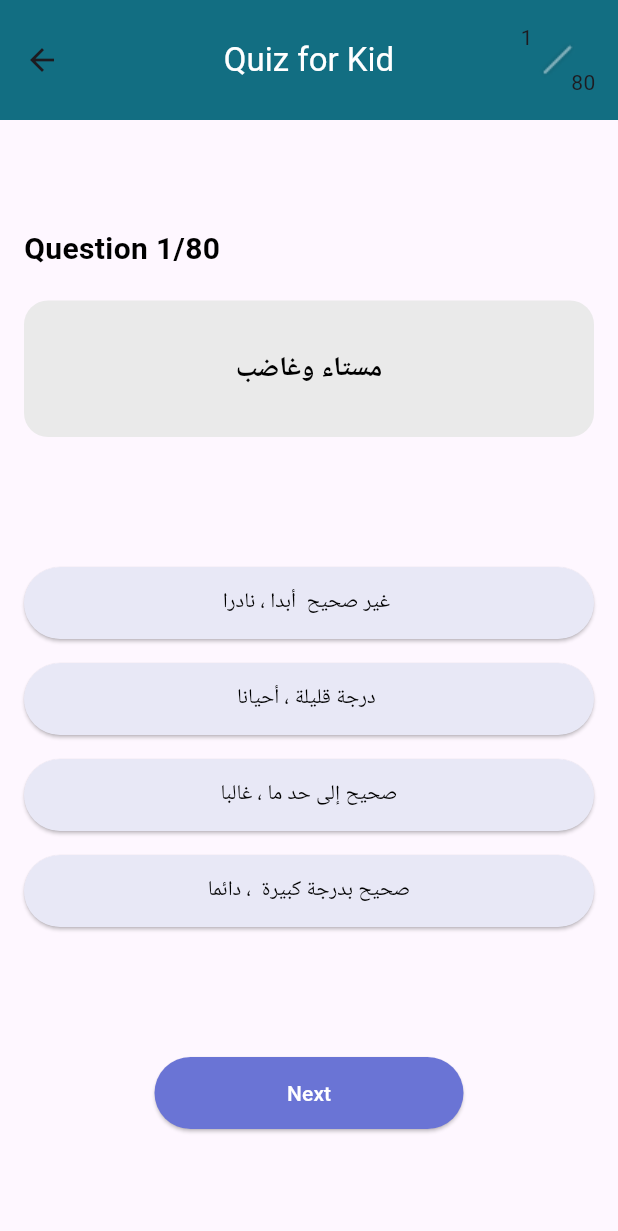
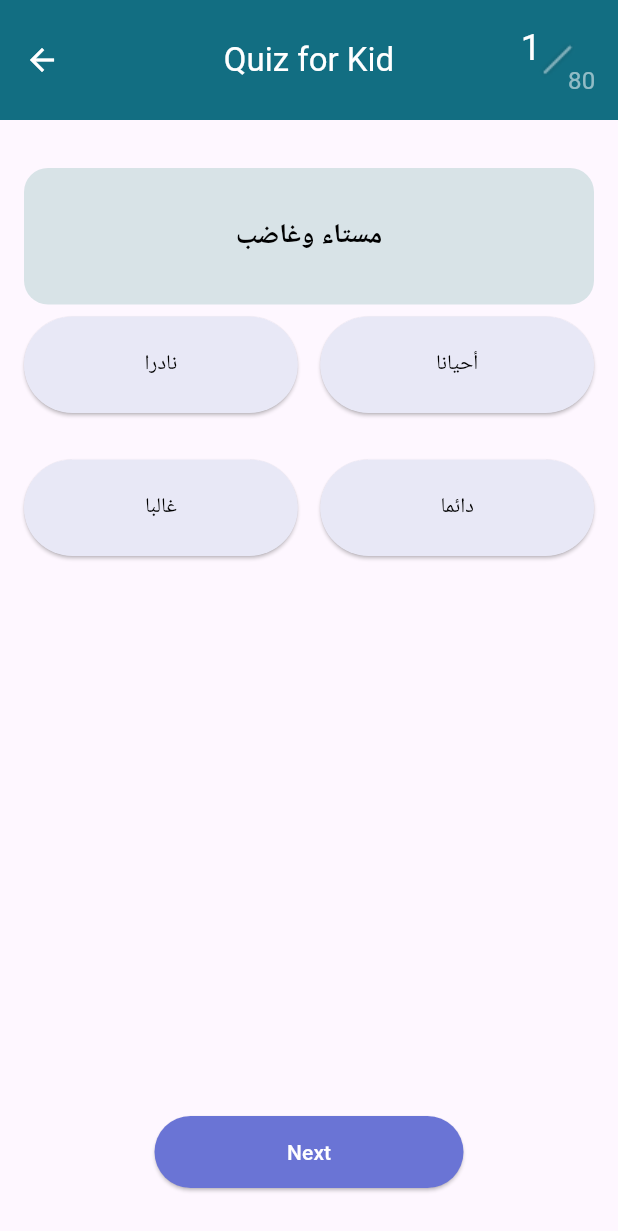
Before and after one commit to Al-Dos024/Neuro-Rush, a Flutter app: the screen it shows after launch, after a tap on the "add" icon, after a tap on "Go to quiz phase", on a phone screen of 412 x 824 dp. Shown: the top 1231 px of the screen. Run offline on Flutter 3.47's test engine with Material 3 defaults, Android fonts, the phone set to English and light mode, and no system bars; our stand-ins replace font_awesome_flutter, google_fonts, smooth_page_indicator.

Commit message:
started the refactor code on gender reveal and quiz screen

```diff
--- a/lib/features/quiz for kid/data/model/kid_question.dart
+++ b/lib/features/quiz for kid/data/model/kid_question.dart
@@ -8,10 +8,10 @@ List<Question> questionsForChild() {
   list.add(Question(
     "مستاء وغاضب",
     [
-      Answer("غير صحيح  أبدا ، نادرا ", 0),
-      Answer("درجة قليلة ، أحيانا ", 1),
-      Answer("صحيح إلى حد ما ، غالبا", 2),
-      Answer("صحيح بدرجة كبيرة  ، دائما", 3),
+      Answer("نادرا", 0),
+      Answer("أحيانا", 1),
+      Answer("غالبا", 2),
+      Answer("دائما", 3),
     ],
   ));
 
--- a/lib/features/quiz for kid/presentation/screens/def_the_kid.dart
+++ b/lib/features/quiz for kid/presentation/screens/def_the_kid.dart
@@ -1,8 +1,10 @@
 import 'package:adhd/constants.dart';
+import 'package:adhd/features/quiz%20for%20kid/presentation/widgets/Icon_with_lable_button.dart';
+import 'package:adhd/features/quiz%20for%20kid/presentation/widgets/details_text_14.dart';
+import 'package:adhd/features/quiz%20for%20kid/presentation/widgets/subtitle_18.dart';
+import 'package:adhd/features/quiz%20for%20kid/presentation/widgets/title_gender_22.dart';
 import 'package:flutter/material.dart';
 import 'package:google_fonts/google_fonts.dart';
-
-import 'kid.dart';
 
 class DefineTheKid extends StatefulWidget {
   const DefineTheKid({super.key});
@@ -23,44 +25,10 @@ class _DefineTheKidState extends State<DefineTheKid> {
         child: Column(
           mainAxisAlignment: MainAxisAlignment.center,
           children: [
-            Align(
-              alignment: Alignment.bottomLeft,
-              child: Text(
-                'Please fill the information ',
-                style: GoogleFonts.kodchasan(
-                  fontSize: 22,
-                  color: kBluecolor_1,
-                  fontWeight: FontWeight.bold,
-                ),
-              ),
-            ),
-            Align(
-              alignment: Alignment.bottomLeft,
-              child: Text(
-                'this will help us increase the accuracy of the result',
-                style: GoogleFonts.kodchasan(
-                  fontSize: 14,
-                  color: kGraycolor_1,
-                ),
-              ),
-            ),
-            const SizedBox(
-              height: 20,
-            ),
-            Align(
-              alignment: Alignment.bottomLeft,
-              child: Text(
-                'Choose your kid gender :',
-                style: GoogleFonts.kodchasan(
-                  fontSize: 16,
-                  color: kPrimerycolor,
-                  fontWeight: FontWeight.w500,
-                ),
-              ),
-            ),
-            const SizedBox(
-              height: 10,
-            ),
+            const TitleGender22(text: 'Please fill the information '),
+            const DetailsText14(
+                text: 'this will help us increase the accuracy of the result'),
+            const Subtitle18(text: 'Choose your kid gender :'),
             Row(
               children: [
                 Expanded(
@@ -162,27 +130,10 @@ class _DefineTheKidState extends State<DefineTheKid> {
 
             ////////////////////////////////////////////////////////////
 
-            const SizedBox(
-              height: 28,
-            ),
-            Align(
-              alignment: Alignment.bottomLeft,
-              child: Text(
-                'Choose your kid age:',
-                style: GoogleFonts.kodchasan(
-                    fontSize: 18,
-                    color: kPrimerycolor,
-                    fontWeight: FontWeight.w500),
-              ),
-            ),
-            const SizedBox(
-              height: 25,
-            ),
+            const Subtitle18(text: 'Choose your kid age:'),
+
             Row(
               children: [
-                const SizedBox(
-                  width: 15,
-                ),
                 Expanded(
                   child: Container(
                     decoration: BoxDecoration(
@@ -192,9 +143,6 @@ class _DefineTheKidState extends State<DefineTheKid> {
                       crossAxisAlignment: CrossAxisAlignment.end,
                       mainAxisAlignment: MainAxisAlignment.center,
                       children: [
-                        const SizedBox(
-                          height: 10,
-                        ),
                         Row(
                           mainAxisAlignment: MainAxisAlignment.center,
                           children: [
@@ -236,7 +184,7 @@ class _DefineTheKidState extends State<DefineTheKid> {
                                       style: GoogleFonts.kodchasan(
                                           fontSize: 32, color: Colors.white),
                                     ),
-                                    ) // inner content
+                                  ),
                                 ),
                               ),
                             ),
@@ -269,12 +217,9 @@ class _DefineTheKidState extends State<DefineTheKid> {
             const SizedBox(
               height: 40,
             ),
-            Align(
-              alignment: Alignment.topRight,
-              child: IconWithLableButton(
+            IconWithLableButton(
               age: age,
               isMale: isMale,
-              ),
             ),
           ],
         ),
@@ -282,42 +227,3 @@ class _DefineTheKidState extends State<DefineTheKid> {
     );
   }
 }
-
-class IconWithLableButton extends StatelessWidget {
-  const IconWithLableButton(
-      {super.key, required this.isMale, required this.age});
-  final bool isMale;
-  final int age;
-  @override
-  Widget build(BuildContext context) {
-    return TextButton.icon(
-      style: TextButton.styleFrom(
-        backgroundColor: kBluecolor_1,
-      ),
-      onPressed: () {
-        Navigator.push(
-          context,
-          MaterialPageRoute(
-            builder: (context) => QuizForKids(
-              isMale: isMale,
-              age: age,
-            ),
-          ),
-        );
-      },
-      label: Text(
-        "Go to quiz phase",
-        style: GoogleFonts.kodchasan(
-          fontSize: 12,
-          color: Colors.white,
-        ),
-      ),
-      iconAlignment: IconAlignment.end,
-      icon: const Icon(
-        Icons.arrow_forward,
-        color: Colors.white,
-        size: 14,
-      ),
-    );
-  }
-}
--- a/lib/features/quiz for kid/presentation/screens/kid.dart
+++ b/lib/features/quiz for kid/presentation/screens/kid.dart
@@ -38,6 +38,17 @@ class _QuizForKidsState extends State<QuizForKids> {
   Widget build(BuildContext context) {
     return Scaffold(
       appBar: AppBar(
+        leading: IconButton(
+          onPressed: () {
+            Navigator.pop(
+              context,
+            );
+          },
+          icon: const Icon(
+            Icons.arrow_back,
+            color: Colors.white,
+          ),
+        ),
         toolbarHeight: 80,
         backgroundColor: kBluecolor_1,
         title: const Text(
@@ -51,7 +62,6 @@ class _QuizForKidsState extends State<QuizForKids> {
               Container(
                   width: 80,
                   height: 80,
-                  padding: const EdgeInsets.all(15.0),
                   alignment: Alignment.center,
                   child: Image.asset('assets/icons/slash.png')),
               Container(
@@ -61,6 +71,10 @@ class _QuizForKidsState extends State<QuizForKids> {
                 alignment: Alignment.topLeft,
                 child: Text(
                   '${currentQuestionIndex + 1}',
+                  style: const TextStyle(
+                    color: Colors.white,
+                    fontSize: 24,
+                  ),
                 ),
               ),
               Container(
@@ -68,9 +82,11 @@ class _QuizForKidsState extends State<QuizForKids> {
                 height: 80,
                 padding: const EdgeInsets.all(15.0),
                 alignment: Alignment.bottomRight,
-                child: Text(
-                  questionList.length.toString(),
-                ),
+                child: Text(questionList.length.toString(),
+                    style: const TextStyle(
+                      color: Colors.white54,
+                      fontSize: 16,
+                    )),
               ),
             ],
           ),
@@ -78,8 +94,7 @@ class _QuizForKidsState extends State<QuizForKids> {
       ),
       body: Container(
         margin: const EdgeInsets.symmetric(horizontal: 16, vertical: 32),
-        child:
-            Column(mainAxisAlignment: MainAxisAlignment.spaceAround, children: [
+        child: Column(mainAxisAlignment: MainAxisAlignment.center, children: [
           _questionWidget(),
           _answerList(),
           _nextButton(),
@@ -93,21 +108,12 @@ class _QuizForKidsState extends State<QuizForKids> {
       crossAxisAlignment: CrossAxisAlignment.start,
       mainAxisAlignment: MainAxisAlignment.center,
       children: [
-        Text(
-          "Question ${currentQuestionIndex + 1}/${questionList.length.toString()}",
-          style: const TextStyle(
-            color: Colors.black,
-            fontSize: 20,
-            fontWeight: FontWeight.w600,
-          ),
-        ),
-        const SizedBox(height: 20),
         Container(
           alignment: Alignment.center,
           width: double.infinity,
           padding: const EdgeInsets.all(32),
           decoration: BoxDecoration(
-            color: const Color.fromARGB(255, 234, 234, 234),
+            color: const Color(0xffD8E3E7),
             borderRadius: BorderRadius.circular(16),
           ),
           child: Center(
@@ -127,13 +133,19 @@ class _QuizForKidsState extends State<QuizForKids> {
   }
 
   _answerList() {
-    return Column(
+    return Expanded(
+      child: GridView.count(
+        childAspectRatio: (1 / .44),
+        crossAxisCount: 2,
+        mainAxisSpacing: 15,
+        crossAxisSpacing: 15,
         children: questionList[currentQuestionIndex]
             .answersList
             .map(
               (e) => _answerButton(e),
             )
             .toList(),
+      ),
     );
   }
 
--- /dev/null
+++ b/lib/features/quiz for kid/presentation/widgets/Icon_with_lable_button.dart
@@ -0,0 +1,46 @@
+import 'package:adhd/constants.dart';
+import 'package:adhd/features/quiz%20for%20kid/presentation/screens/kid.dart';
+import 'package:flutter/material.dart';
+import 'package:google_fonts/google_fonts.dart';
+
+class IconWithLableButton extends StatelessWidget {
+  const IconWithLableButton(
+      {super.key, required this.isMale, required this.age});
+  final bool isMale;
+  final int age;
+  @override
+  Widget build(BuildContext context) {
+    return Align(
+      alignment: Alignment.topRight,
+      child: TextButton.icon(
+        style: TextButton.styleFrom(
+          backgroundColor: kBluecolor_1,
+        ),
+        onPressed: () {
+          Navigator.push(
+            context,
+            MaterialPageRoute(
+              builder: (context) => QuizForKids(
+                isMale: isMale,
+                age: age,
+              ),
+            ),
+          );
+        },
+        label: Text(
+          "Go to quiz phase",
+          style: GoogleFonts.kodchasan(
+            fontSize: 12,
+            color: Colors.white,
+          ),
+        ),
+        iconAlignment: IconAlignment.end,
+        icon: const Icon(
+          Icons.arrow_forward,
+          color: Colors.white,
+          size: 14,
+        ),
+      ),
+    );
+  }
+}
--- /dev/null
+++ b/lib/features/quiz for kid/presentation/widgets/details_text_14.dart
@@ -0,0 +1,21 @@
+import 'package:adhd/constants.dart';
+import 'package:flutter/material.dart';
+import 'package:google_fonts/google_fonts.dart';
+
+class DetailsText14 extends StatelessWidget {
+  const DetailsText14({super.key, required this.text});
+  final String text;
+  @override
+  Widget build(BuildContext context) {
+    return Align(
+      alignment: Alignment.bottomLeft,
+      child: Text(
+        text,
+        style: GoogleFonts.kodchasan(
+          fontSize: 14,
+          color: kGraycolor_1,
+        ),
+      ),
+    );
+  }
+}
--- /dev/null
+++ b/lib/features/quiz for kid/presentation/widgets/subtitle_18.dart
@@ -0,0 +1,26 @@
+import 'package:adhd/constants.dart';
+import 'package:flutter/material.dart';
+import 'package:google_fonts/google_fonts.dart';
+
+class Subtitle18 extends StatelessWidget {
+  const Subtitle18({super.key, required this.text});
+
+  final String text;
+  @override
+  Widget build(BuildContext context) {
+    return Padding(
+      padding: const EdgeInsets.symmetric(vertical: 25),
+      child: Align(
+        alignment: Alignment.bottomLeft,
+        child: Text(
+          text,
+          style: GoogleFonts.kodchasan(
+            fontSize: 18,
+            color: kPrimerycolor,
+            fontWeight: FontWeight.w500,
+          ),
+        ),
+      ),
+    );
+  }
+}
--- /dev/null
+++ b/lib/features/quiz for kid/presentation/widgets/title_gender_22.dart
@@ -0,0 +1,23 @@
+import 'package:adhd/constants.dart';
+import 'package:flutter/material.dart';
+import 'package:google_fonts/google_fonts.dart';
+
+class TitleGender22 extends StatelessWidget {
+  const TitleGender22({super.key, required this.text});
+
+  final String text;
+  @override
+  Widget build(BuildContext context) {
+    return Align(
+      alignment: Alignment.bottomLeft,
+      child: Text(
+        text,
+        style: GoogleFonts.kodchasan(
+          fontSize: 22,
+          color: kBluecolor_1,
+          fontWeight: FontWeight.bold,
+        ),
+      ),
+    );
+  }
+}
```
Also changed, not shown: lib/features/quiz for kid/presentation/widgets/gender_container.dart (added, +53 -0 lines), lib/features/quiz for kid/presentation/widgets/mines_floating_action_btn.dart (added, +21 -0 lines). Lines whose indentation alone changed are shown as unchanged.
